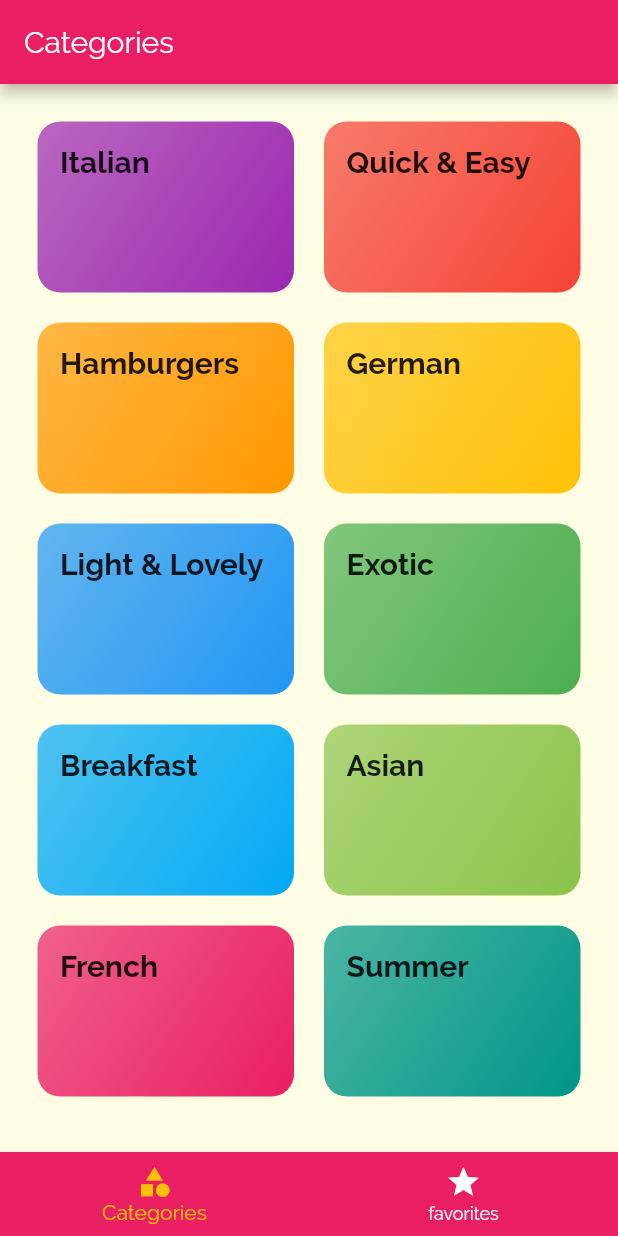
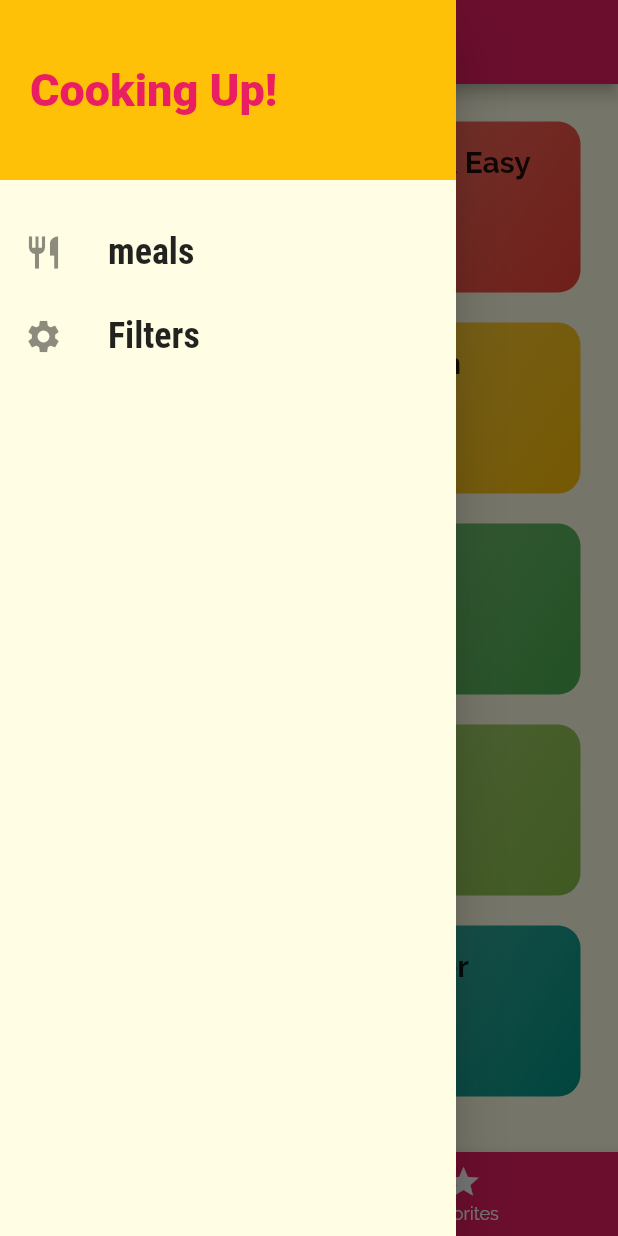
Before and after one commit to YosophAhmed/mealsApp, a Flutter app: the screen it shows after launch, with the side drawer open (before the commit the screen has no drawer), on a phone screen of 412 x 824 dp. Run offline on Flutter 3.47's test engine with Material 2 defaults, Android fonts, the phone set to English and light mode, and no system bars; Roboto replaces fonts that are missing (Railway).

Commit message:
Latest Commit

```diff
--- a/lib/screens/tabs_screen.dart
+++ b/lib/screens/tabs_screen.dart
@@ -1,5 +1,6 @@
 import 'package:flutter/material.dart';
 import 'package:meals/screens/categories_screen.dart';
+import 'package:meals/widgets/main_drawer.dart';
 import 'favorites_screen.dart';
 
 class TabsScreen extends StatefulWidget {
@@ -36,6 +37,7 @@ class _TabsScreenState extends State<TabsScreen> {
           pages[selectedIndex]['title'],
         ),
       ),
+      drawer: MainDrawer(),
       body: pages[selectedIndex]['page'],
       bottomNavigationBar: BottomNavigationBar(
         onTap: selectPage,
--- /dev/null
+++ b/lib/widgets/main_drawer.dart
@@ -0,0 +1,55 @@
+import 'package:flutter/material.dart';
+
+class MainDrawer extends StatelessWidget {
+
+  Widget buildListTile(String title, IconData icon)
+  {
+    return ListTile(
+      leading: Icon(
+        icon,
+        size: 26,
+      ),
+      title: Text(
+        title,
+        style: TextStyle(
+          fontFamily: 'RobotoCondensed',
+          fontSize: 24,
+          fontWeight: FontWeight.bold,
+
+        ),
+      ),
+      onTap: (){},
+    );
+  }
+
+  @override
+  Widget build(BuildContext context) {
+    return Drawer(
+      child: Column(
+        children: [
+          Container(
+            height: 120,
+            width: double.infinity,
+            padding: EdgeInsets.all(20),
+            alignment: Alignment.centerLeft,
+            color: Colors.amber,
+            child: Text(
+              'Cooking Up!',
+              style: TextStyle(
+                fontWeight: FontWeight.w900,
+                fontFamily: 'Railway',
+                fontSize: 30,
+                color: Theme.of(context).primaryColor,
+              ),
+            ),
+          ),
+          SizedBox(
+            height: 20,
+          ),
+          buildListTile('meals', Icons.restaurant),
+          buildListTile('Filters', Icons.settings),
+        ],
+      ),
+    );
+  }
+}
```
